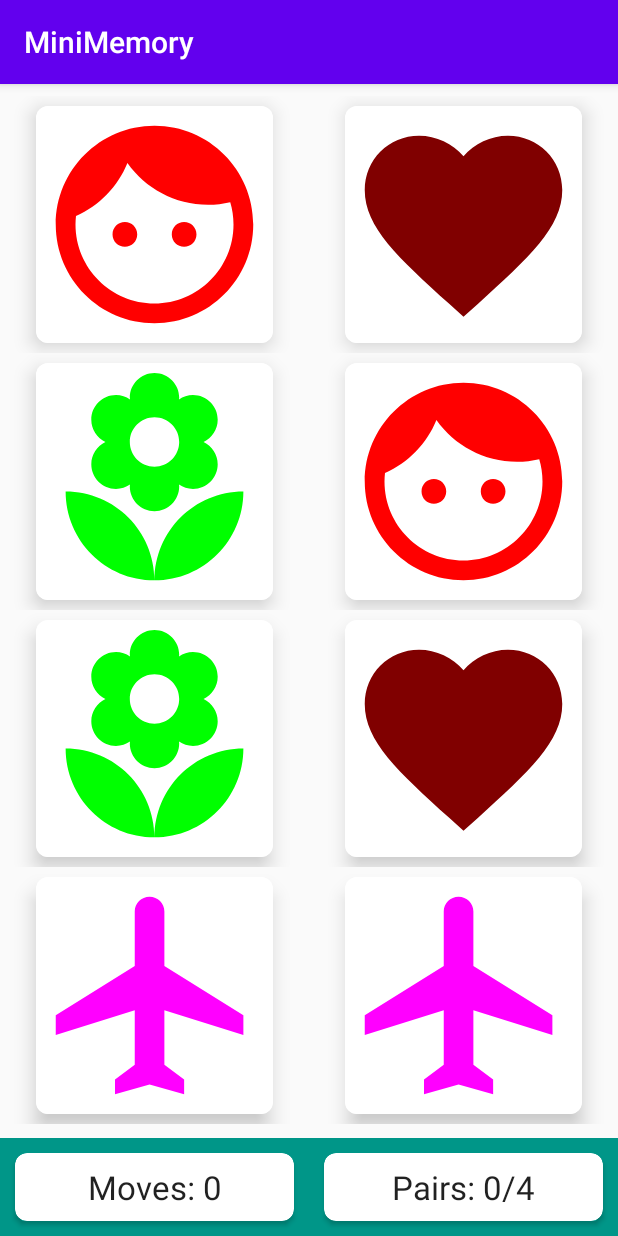
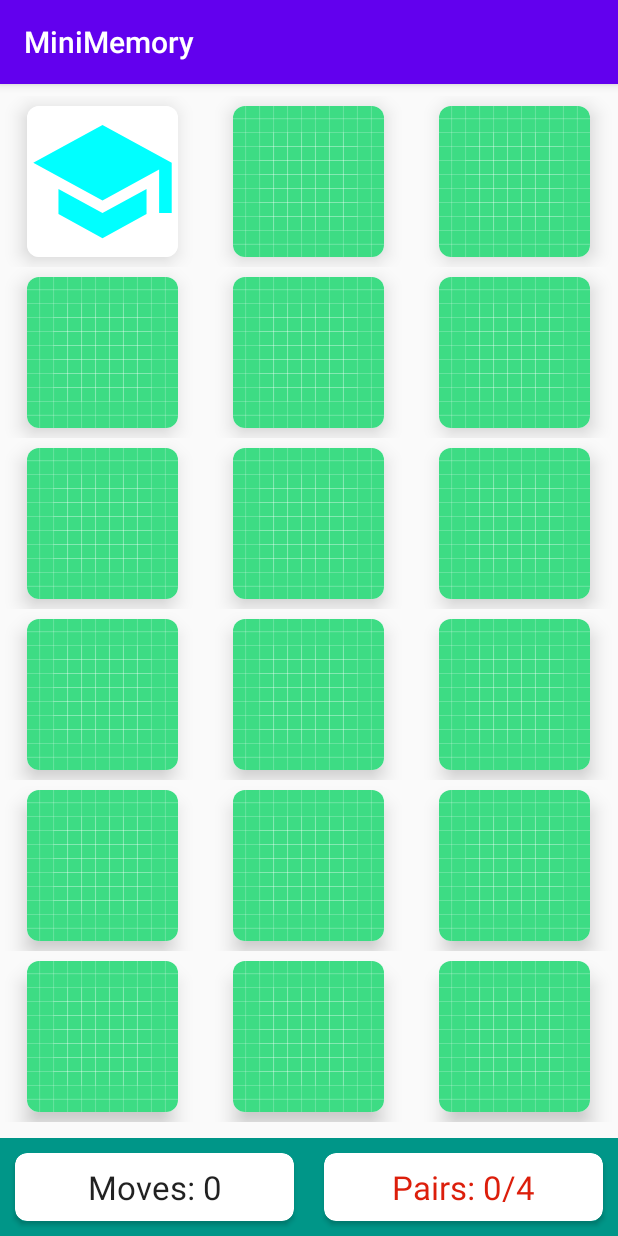
Before and after one commit to AnnyGab/MiniMemory, an Android app: the screen it shows after launch (MainActivity), after a tap on an icon or button, on a phone screen of 412 x 824 dp. Run offline under Robolectric (Android 15) with nearby library versions, the light colour scheme and no system bars.

Commit message:
MiniMemory #7

```diff
--- a/app/src/main/java/com/annygab/minimemory/MainActivity.kt
+++ b/app/src/main/java/com/annygab/minimemory/MainActivity.kt
@@ -1,37 +1,94 @@
 package com.annygab.minimemory
 
+import android.animation.ArgbEvaluator
 import androidx.appcompat.app.AppCompatActivity
 import android.os.Bundle
+import android.util.Log
 import android.widget.TextView
+import androidx.constraintlayout.widget.ConstraintLayout
+import androidx.core.content.ContextCompat
 import androidx.recyclerview.widget.GridLayoutManager
 import androidx.recyclerview.widget.RecyclerView
 import com.annygab.minimemory.models.BoardSize
+import com.annygab.minimemory.models.MemoryCard
+import com.annygab.minimemory.models.MemoryGame
 import com.annygab.minimemory.utils.DEFAULT_ICONS
+import com.google.android.material.snackbar.Snackbar
 
 
 class MainActivity : AppCompatActivity() {
 
+    companion object{
+        private const val TAG = "MainActivity"
+    }
+
+    private lateinit var clRoot: ConstraintLayout
     private lateinit var rvBoard: RecyclerView
     private lateinit var tvNumMoves: TextView
     private lateinit var tvNumPairs: TextView
 
-    private var boardSize: BoardSize = BoardSize.EASY
+    private lateinit var memoryGame: MemoryGame
+    private lateinit var adapter: MemoryBoardAdapter
+    private var boardSize: BoardSize = BoardSize.MEDIUM
 
 
     override fun onCreate(savedInstanceState: Bundle?) {
         super.onCreate(savedInstanceState)
         setContentView(R.layout.activity_main)
 
+        clRoot = findViewById(R.id.clRoot)
         rvBoard = findViewById(R.id.rvBoard)
         tvNumMoves = findViewById(R.id.tvNumMoves)
         tvNumPairs = findViewById(R.id.tvNumPairs)
 
-        val chosenImages: List<Int> = DEFAULT_ICONS.shuffled().take(boardSize.getNumPairs())
-        val randomizedImages: List<Int> = (chosenImages + chosenImages).shuffled()
+        tvNumPairs.setTextColor(ContextCompat.getColor(this, R.color.color_progress_none))
+        memoryGame = MemoryGame(boardSize)
+        adapter = MemoryBoardAdapter(this, boardSize, memoryGame.cards, object: MemoryBoardAdapter.CardClickListener{
+            override fun onCardClicked(position: Int) {
+                updateGameWithFlip(position)
+            }
 
-        rvBoard.adapter = MemoryBoardAdapter(this, boardSize, randomizedImages)
-        rvBoard.setHasFixedSize(true)
+        })
+
+        rvBoard.adapter = adapter
+        rvBoard.setHasFixedSize(true) //Performance optimization. The RecyclerView size won´t change regardless of the amount of cards
         rvBoard.layoutManager = GridLayoutManager(this,boardSize.getWidth())
 
     }
+
+    private fun updateGameWithFlip(position: Int) {
+        //Error checking
+
+        if(memoryGame.haveWonGame()){
+            //Alert the user of an invalid move
+                Snackbar.make(clRoot, "You already won!", Snackbar.LENGTH_LONG).show()
+            return
+        }
+
+        if(memoryGame.isCardFaceUp(position)){
+            //Alert the user of an invalid move
+                Snackbar.make(clRoot, "Invalid move!", Snackbar.LENGTH_SHORT).show()
+            return
+        }
+
+        //Actually flip over the card
+        if(memoryGame.flipCard(position)){
+            Log.i(TAG, "Found a match!  Num pairs found: ${memoryGame.numPairsFound}")
+
+            val color = ArgbEvaluator().evaluate(
+                memoryGame.numPairsFound.toFloat() / boardSize.getNumPairs(),
+                ContextCompat.getColor(this, R.color.color_progress_none),
+                ContextCompat.getColor(this, R.color.color_progress_full)
+            ) as Int
+            tvNumPairs.setTextColor(color)
+            tvNumPairs.text = "Pairs: ${memoryGame.numPairsFound} / ${boardSize.getNumPairs()}"
+            if (memoryGame.haveWonGame()){
+                Snackbar.make(clRoot, "You won! Congratulations", Snackbar.LENGTH_LONG).show()
+            }
+        }
+
+        tvNumMoves.text = "Moves: ${memoryGame.getNumMoves()}"
+
+        adapter.notifyDataSetChanged()
+    }
 }
--- a/app/src/main/java/com/annygab/minimemory/MemoryBoardAdapter.kt
+++ b/app/src/main/java/com/annygab/minimemory/MemoryBoardAdapter.kt
@@ -1,26 +1,33 @@
 package com.annygab.minimemory
 
-import android.provider.MediaStore
 import android.util.Log
 import android.view.LayoutInflater
 import android.view.View
 import android.view.ViewGroup
 import android.widget.ImageButton
 import androidx.cardview.widget.CardView
+import androidx.core.content.ContextCompat
+import androidx.core.view.ViewCompat
 import androidx.recyclerview.widget.RecyclerView
 import com.annygab.minimemory.models.BoardSize
+import com.annygab.minimemory.models.MemoryCard
 import kotlin.math.min
 
 class MemoryBoardAdapter(
     private val context: MainActivity,
     private val boardSize: BoardSize,
-    private val cardImages: List<Int>
+    private val cards: List<MemoryCard>,
+    private val cardClickListener: CardClickListener
 ) :
     RecyclerView.Adapter<MemoryBoardAdapter.ViewHolder>() {
 
     companion object{
         private const val MARGIN_SIZE = 10
         private const val TAG = "MemoryBoardAdapter"
+    }
+
+    interface CardClickListener{
+        fun onCardClicked(position: Int)
     }
 
     override fun onCreateViewHolder(parent: ViewGroup, viewType: Int): ViewHolder {
@@ -46,9 +53,17 @@ class MemoryBoardAdapter(
         private val imageButton = itemView.findViewById<ImageButton>(R.id.imageButton)
 
         fun bind(position: Int){
-            imageButton.setImageResource(cardImages [position])
+            val memoryCard = cards[position]
+            //When the Memory Card is face up will use the icon, otherwise will show the background:
+            imageButton.setImageResource(if(memoryCard.isFaceUp) memoryCard.identifier else R.drawable.ic_launcher_background)
+
+            imageButton.alpha = if (memoryCard.isMatched) .4f else 1.0f
+            val colorStateList = if (memoryCard.isMatched) ContextCompat.getColorStateList(context, R.color.color_gray) else null
+            ViewCompat.setBackgroundTintList(imageButton, colorStateList)
+
             imageButton.setOnClickListener{
                 Log.i(TAG, "Click on position $position")
+                cardClickListener.onCardClicked(position)
             }
         }
     }
--- a/app/src/main/java/com/annygab/minimemory/models/BoardSize.kt
+++ b/app/src/main/java/com/annygab/minimemory/models/BoardSize.kt
@@ -1,9 +1,9 @@
 package com.annygab.minimemory.models
 
 enum class BoardSize(val numCards: Int) {
-    EASY(numCards = 8),
-    MEDIUM(numCards = 18),
-    HARD(numCards = 24);
+    EASY(8),
+    MEDIUM(18),
+    HARD(24);
 
     fun getWidth(): Int{
         return when (this){
--- /dev/null
+++ b/app/src/main/java/com/annygab/minimemory/models/MemoryCard.kt
@@ -0,0 +1,7 @@
+package com.annygab.minimemory.models
+
+data class MemoryCard(
+    val identifier: Int,
+    var isFaceUp: Boolean = false,
+    var isMatched: Boolean = false
+)
--- /dev/null
+++ b/app/src/main/java/com/annygab/minimemory/models/MemoryGame.kt
@@ -0,0 +1,74 @@
+package com.annygab.minimemory.models
+
+import com.annygab.minimemory.utils.DEFAULT_ICONS
+
+//Constructing a list of cards, based on the board size, picking some random images
+//and based on that, creating a memory card data class
+
+class MemoryGame(private val boardSize: BoardSize){
+
+    val cards: List<MemoryCard>
+    var numPairsFound = 0
+
+    private var numCardsFlips = 0
+    private var indexOfSingleSelectedCard: Int? = null
+
+    init {
+        val chosenImages: List<Int> = DEFAULT_ICONS.shuffled().take(boardSize.getNumPairs())
+        val randomizedImages: List<Int> = (chosenImages + chosenImages).shuffled()
+        cards = randomizedImages.map { MemoryCard(it)  }
+    }
+
+    //Game Logic
+    fun flipCard(position: Int): Boolean {
+        numCardsFlips++
+        val card: MemoryCard = cards[position]
+        //3 cases:
+        //0 cards previously flipped over: restore the cards + flip over the selected card
+        //1 card previously flipped over: flip over the selected card + check if the images match
+        //2 cards previously flipped over: restore the cards + flip over the selected card
+        var foundMatch = false
+        if(indexOfSingleSelectedCard == null){
+            //0 or 2 cards previously flipped over
+            restoreCards()
+            indexOfSingleSelectedCard = position
+        }else{
+            //exactly 1 card previously flipped over
+            foundMatch = checkForMatch(indexOfSingleSelectedCard!!, position)
+            indexOfSingleSelectedCard = null
+        }
+        card.isFaceUp = !card.isFaceUp
+        return foundMatch
+    }
+
+    private fun checkForMatch(position1: Int, position2: Int): Boolean {
+        if(cards[position1].identifier != cards[position2].identifier) {
+            return false
+        }
+        cards[position1].isMatched = true
+        cards[position2].isMatched = true
+        numPairsFound++
+        return true
+    }
+
+    private fun restoreCards() {
+        for(card in cards){
+            if (!card.isMatched) { //if the card is not match then restore to its default state
+                card.isFaceUp = false
+            }
+        }
+    }
+
+    fun haveWonGame(): Boolean {
+        return numPairsFound == boardSize.getNumPairs()
+    }
+
+    fun isCardFaceUp(position: Int): Boolean {
+        return cards[position].isFaceUp
+    }
+
+    //It´s only over when I flip over 2 cards
+    fun getNumMoves(): Int {
+        return numCardsFlips / 2
+    }
+}
--- a/app/src/main/res/layout/activity_main.xml
+++ b/app/src/main/res/layout/activity_main.xml
@@ -2,6 +2,7 @@
 <androidx.constraintlayout.widget.ConstraintLayout xmlns:android="http://schemas.android.com/apk/res/android"
     xmlns:app="http://schemas.android.com/apk/res-auto"
     xmlns:tools="http://schemas.android.com/tools"
+    android:id="@+id/clRoot"
     android:layout_width="match_parent"
     android:layout_height="match_parent"
     tools:context=".MainActivity">
--- /dev/null
+++ b/app/src/main/res/menu/menu_main.xml
@@ -0,0 +1,4 @@
+<?xml version="1.0" encoding="utf-8"?>
+<menu xmlns:android="http://schemas.android.com/apk/res/android">
+
+</menu>
--- a/app/src/main/res/values/colors.xml
+++ b/app/src/main/res/values/colors.xml
@@ -3,4 +3,7 @@
     <color name="colorPrimary">#6200EE</color>
     <color name="colorPrimaryDark">#3700B3</color>
     <color name="colorAccent">#009688</color>
+    <color name="color_gray">#E0E0E0</color>
+    <color name="color_progress_full">#35BA01</color>
+    <color name="color_progress_none">#DC1E0B</color>
 </resources>
```
